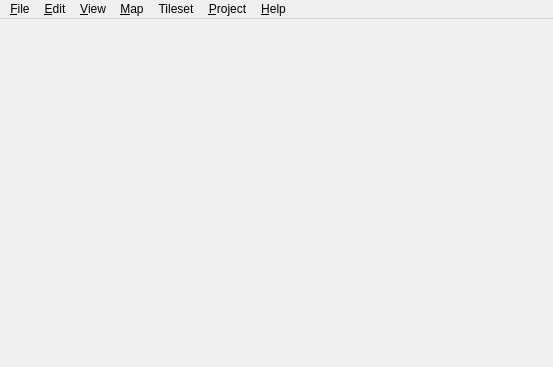
Before: the Qt Designer form src/tiled/mainwindow.ui in kujukuju/Tiled-Jumpario, drawn with Qt 5.
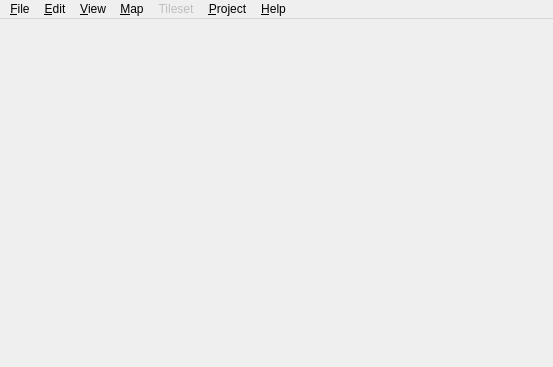
After: the same form once the commit is applied. Icons and pictures are not drawn.

The edit to the form file:
```diff
--- a/src/tiled/mainwindow.ui
+++ b/src/tiled/mainwindow.ui
@@ -175,6 +175,9 @@
     <addaction name="actionClearView"/>
    </widget>
    <widget class="QMenu" name="menuTileset">
+    <property name="enabled">
+     <bool>false</bool>
+    </property>
     <property name="title">
      <string>Tileset</string>
     </property>
```
